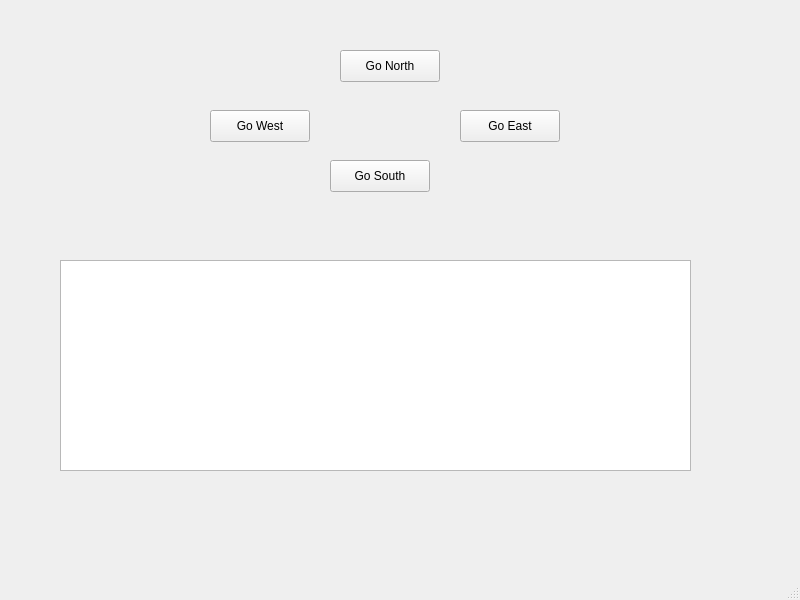
Old version of the form mainwindow.ui in the repository oisinfrizzell26/ZorkProject.
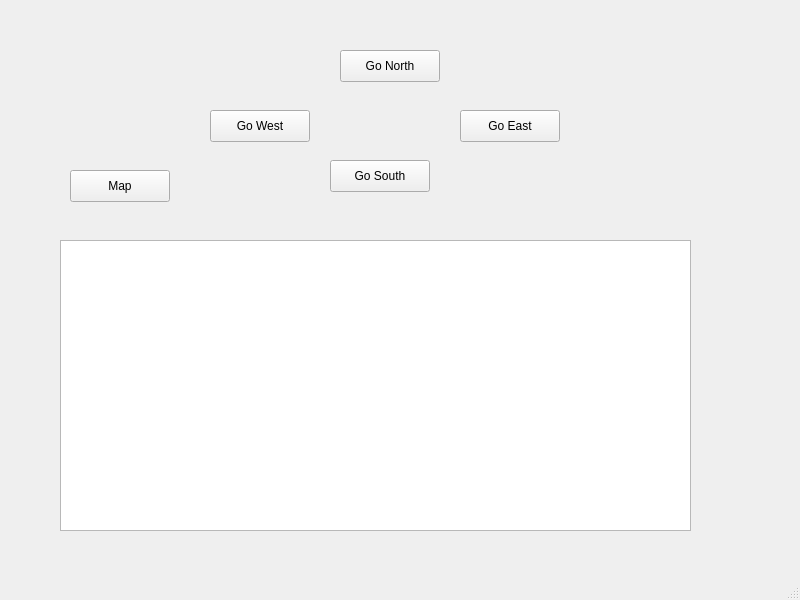
New version of the form.

Diff of the .ui file:
```diff
--- a/mainwindow.ui
+++ b/mainwindow.ui
@@ -70,12 +70,25 @@
     <property name="geometry">
      <rect>
       <x>60</x>
-      <y>260</y>
+      <y>240</y>
       <width>631</width>
-      <height>211</height>
+      <height>291</height>
      </rect>
     </property>
    </widget>
+   <widget class="QPushButton" name="mapButton">
+    <property name="geometry">
+     <rect>
+      <x>70</x>
+      <y>170</y>
+      <width>100</width>
+      <height>32</height>
+     </rect>
+    </property>
+    <property name="text">
+     <string>Map</string>
+    </property>
+   </widget>
   </widget>
   <widget class="QMenuBar" name="menubar">
    <property name="geometry">
```
